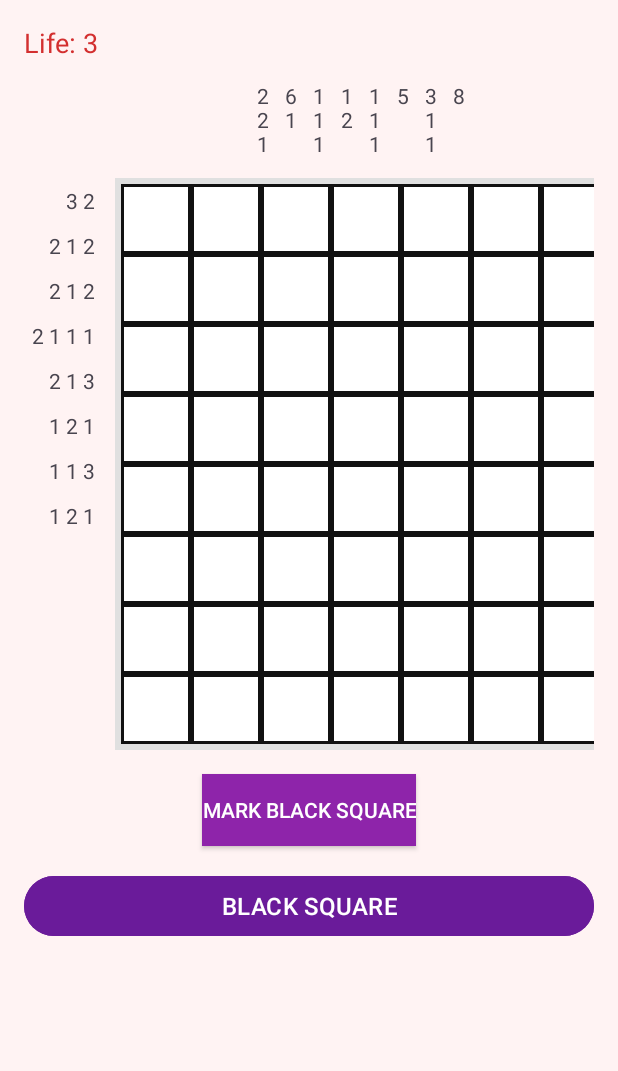
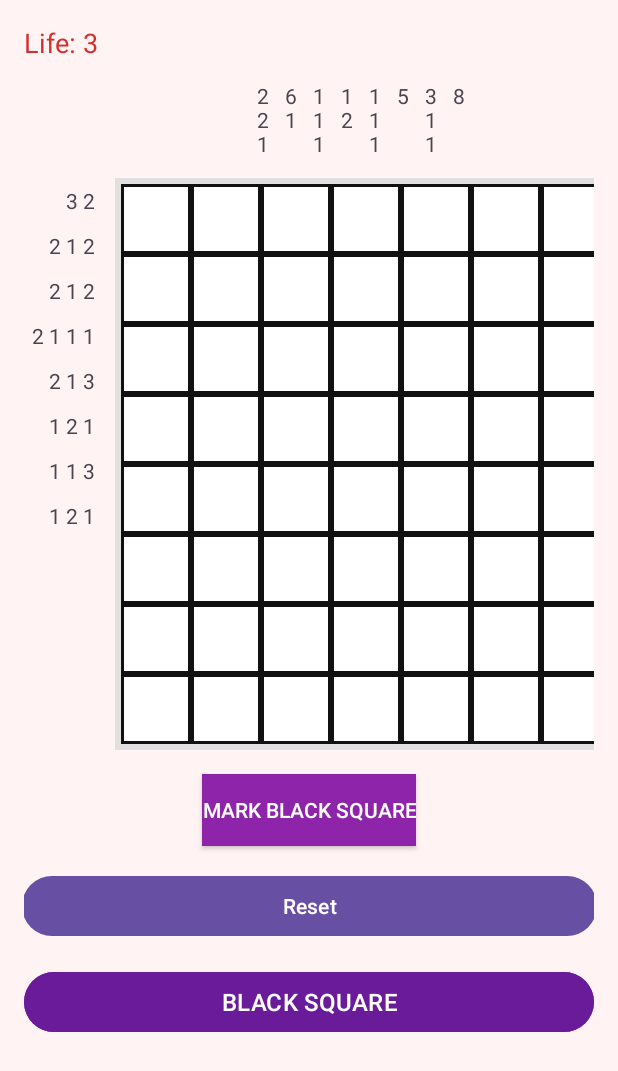
Before and after one commit to MinSang22Kim/NonoGram, an Android app: the screen it shows after launch (MainActivity), on a phone screen of 412 x 824 dp. Shown: the top 1071 px of the screen. Run offline under Robolectric (Android 15) with nearby library versions, the phone set to English and light mode, and no system bars.

Commit message:
reset 버튼 UI 추가

```diff
--- a/app/src/main/res/layout/activity_main.xml
+++ b/app/src/main/res/layout/activity_main.xml
@@ -6,7 +6,7 @@
     android:padding="16dp"
     android:background="#FFF3F3">
 
-    <!-- Display remaining life -->
+    <!-- 남은 생명 수를 표시하는 텍스트뷰 -->
     <TextView
         android:id="@+id/lifeTextView"
         android:layout_width="wrap_content"
@@ -17,23 +17,24 @@
         android:layout_gravity="start"
         android:paddingBottom="8dp" />
 
-    <!-- Scrollable container for clues and board -->
+    <!-- 힌트와 게임 보드를 담는 스크롤 가능한 컨테이너 -->
     <ScrollView
         android:layout_width="match_parent"
         android:layout_height="wrap_content">
 
+        <!-- 수평 스크롤이 가능한 컨테이너 (열 힌트와 보드 포함) -->
         <HorizontalScrollView
             android:layout_width="wrap_content"
             android:layout_height="wrap_content">
 
-            <!-- Container for clues and board -->
+            <!-- 힌트와 보드를 감싸는 컨테이너 -->
             <LinearLayout
                 android:layout_width="wrap_content"
                 android:layout_height="wrap_content"
                 android:orientation="vertical"
                 android:gravity="center_horizontal">
 
-                <!-- Column clues above the board -->
+                <!-- 보드 위쪽에 열 힌트를 배치할 테이블 행 -->
                 <TableRow
                     android:id="@+id/columnClueRow"
                     android:layout_width="wrap_content"
@@ -41,7 +42,7 @@
                     android:gravity="center_horizontal"
                     android:paddingBottom="8dp">
 
-                    <!-- 열 힌트를 위한 각각의 TextView를 균일하게 배치 -->
+                    <!-- 열 힌트 항목을 개별 TextView로 추가 (균일한 크기와 간격 적용) -->
                     <TextView
                         android:layout_width="50dp"
                         android:layout_height="wrap_content"
@@ -66,11 +67,11 @@
                         android:textSize="12sp"
                         android:paddingBottom="4dp" />
 
-                    <!-- 추가 열 힌트들도 동일한 구조로 반복 -->
-                    <!-- 여기서 열 힌트 TextView의 layout_width 값을 조정하여 열 사이 간격을 맞춥니다. -->
+                    <!-- 추가 열 힌트 항목도 같은 구조로 추가 가능 -->
+                    <!-- 열 힌트 TextView의 layout_width 값을 조정하여 열 사이 간격을 맞춤 -->
                 </TableRow>
 
-                <!-- Row for Nonogram title, row clues, and main board -->
+                <!-- Nonogram 제목, 행 힌트, 메인 보드를 위한 행 -->
                 <LinearLayout
                     android:layout_width="wrap_content"
                     android:layout_height="wrap_content"
@@ -78,7 +79,7 @@
                     android:gravity="center_horizontal"
                     android:paddingRight="8dp">
 
-                    <!-- Row clues on the left side -->
+                    <!-- 행 힌트를 왼쪽에 배치하는 레이아웃 -->
                     <LinearLayout
                         android:id="@+id/rowClueContainer"
                         android:layout_width="wrap_content"
@@ -87,7 +88,7 @@
                         android:gravity="end"
                         android:paddingRight="8dp" />
 
-                    <!-- Main board -->
+                    <!-- 메인 게임 보드 테이블 -->
                     <TableLayout
                         android:id="@+id/tableLayout"
                         android:layout_width="wrap_content"
@@ -100,7 +101,7 @@
         </HorizontalScrollView>
     </ScrollView>
 
-    <!-- Toggle Button for switching between marking black squares and X -->
+    <!-- 검은 사각형과 X 표시를 전환하는 토글 버튼 -->
     <ToggleButton
         android:id="@+id/toggleButton"
         android:layout_width="wrap_content"
@@ -112,6 +113,16 @@
         android:background="#8E24AA"
         android:textColor="#FFFFFF" />
 
+    <!-- 게임을 리셋하는 버튼 -->
+    <Button
+        android:id="@+id/resetButton"
+        android:layout_width="383dp"
+        android:layout_height="wrap_content"
+        android:layout_gravity="center_horizontal"
+        android:layout_marginTop="16dp"
+        android:text="Reset" />
+
+    <!-- BLACK SQUARE로 표시하는 버튼 -->
     <Button
         android:id="@+id/blackSquareButton"
         android:layout_width="match_parent"
```
